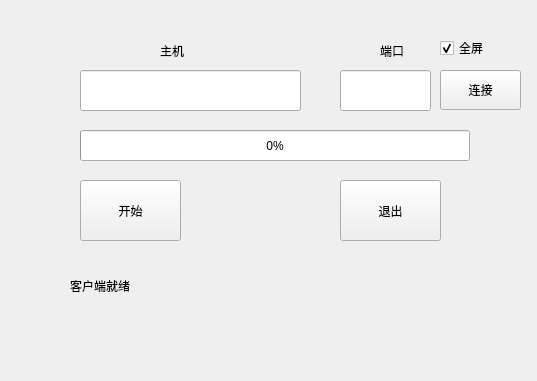
This is qt_code/v1.5.1/fileClientv1.5.1/fileClient/tcpclientfilesend.ui in xiaoweilai/wireless as Qt 5 draws it before an edit. The edited form follows.
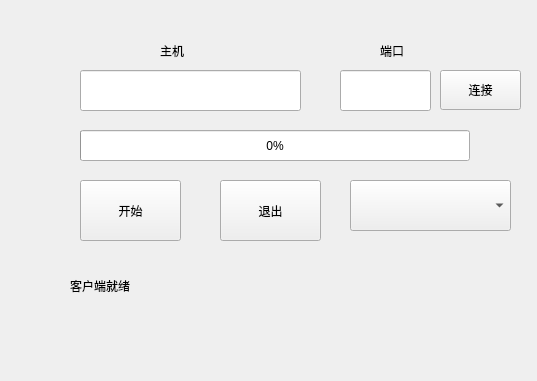
This is the edited form.

Commit message:
1.截屏采用固定几种分辨率的组合: 800*600 1024*768 软件大小 全屏
2.当前目录建立一个Images文件夹

```diff
--- a/qt_code/v1.5.1/fileClientv1.5.1/fileClient/tcpclientfilesend.ui
+++ b/qt_code/v1.5.1/fileClientv1.5.1/fileClient/tcpclientfilesend.ui
@@ -30,7 +30,7 @@
    <widget class="QPushButton" name="quitButton">
     <property name="geometry">
      <rect>
-      <x>340</x>
+      <x>220</x>
       <y>180</y>
       <width>101</width>
       <height>61</height>
@@ -138,21 +138,15 @@
      <string>端口</string>
     </property>
    </widget>
-   <widget class="QCheckBox" name="checkBox_fullscreen">
+   <widget class="QComboBox" name="comboBox_grabScreenSize">
     <property name="geometry">
      <rect>
-      <x>440</x>
-      <y>40</y>
-      <width>71</width>
-      <height>16</height>
+      <x>350</x>
+      <y>180</y>
+      <width>161</width>
+      <height>51</height>
      </rect>
     </property>
-    <property name="text">
-     <string>全屏</string>
-    </property>
-    <property name="checked">
-     <bool>true</bool>
-    </property>
    </widget>
   </widget>
  </widget>
```
The commit also changes 8 other files.
